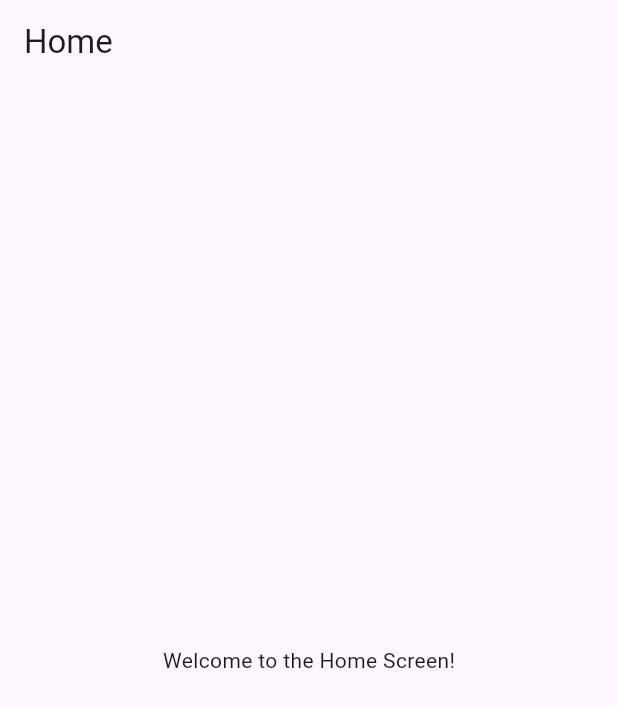
After one commit to KhaledBahjat/meal_app, a Flutter app: the HomeScreen screen opened by its route, on a phone screen of 412 x 824 dp. The commit adds this screen. Shown: the top 707 px of the screen. Run offline on Flutter 3.47's test engine with Material 3 defaults, Android fonts, the phone set to English and light mode, and no system bars; our stand-ins replace carousel_slider, dots_indicator, flutter_screenutil, go_router.

```diff
--- a/meal_app/lib/core/routing/app_routs.dart
+++ b/meal_app/lib/core/routing/app_routs.dart
@@ -1,4 +1,5 @@
 class AppRoutes {
   static const String onBoardingScreen = '/onBoarding';
   static const String details = '/details';
+  static const String homeScreen = '/home';
 }
--- a/meal_app/lib/core/routing/routing_generator.dart
+++ b/meal_app/lib/core/routing/routing_generator.dart
@@ -1,5 +1,6 @@
 import 'package:go_router/go_router.dart';
 import 'package:meal_app/core/routing/app_routs.dart';
+import 'package:meal_app/screens/home/home_screen.dart';
 import 'package:meal_app/screens/on_bording_screen/on_boarding_screen.dart';
 
 class RoutingGenerator {
@@ -11,6 +12,11 @@ class RoutingGenerator {
         path: AppRoutes.onBoardingScreen,
         builder: (context, state) => const OnBoardingScreen(),
       ),
+      GoRoute(
+        path: AppRoutes.homeScreen,
+        name: AppRoutes.homeScreen,
+        builder: (context, state) => HomeScreen(),
+      ),
     ],
   );
 }
--- a/meal_app/lib/core/themes/app_text_styling.dart
+++ b/meal_app/lib/core/themes/app_text_styling.dart
@@ -19,4 +19,9 @@ class AppTextStyling {
     fontWeight: FontWeight.w400,
     color: AppColors.secondary,
   );
+  static TextStyle whiteSemiBold14 = TextStyle(
+    fontSize: 14.sp,
+    fontWeight: FontWeight.w600,
+    color: AppColors.secondary,
+  );
 }
--- /dev/null
+++ b/meal_app/lib/screens/home/home_screen.dart
@@ -0,0 +1,17 @@
+import 'package:flutter/material.dart';
+
+class HomeScreen extends StatelessWidget {
+  const HomeScreen({super.key});
+
+  @override
+  Widget build(BuildContext context) {
+    return Scaffold(
+      appBar: AppBar(
+        title: const Text('Home'),
+      ),
+      body: const Center(
+        child: Text('Welcome to the Home Screen!'),
+      ),
+    );
+  }
+}
```
Also changed, not shown: meal_app/lib/screens/on_bording_screen/on_boarding_screen.dart (+36 -1 lines), meal_app/lib/screens/on_bording_screen/widget/arrow_button.dart (added, +33 -0 lines).
